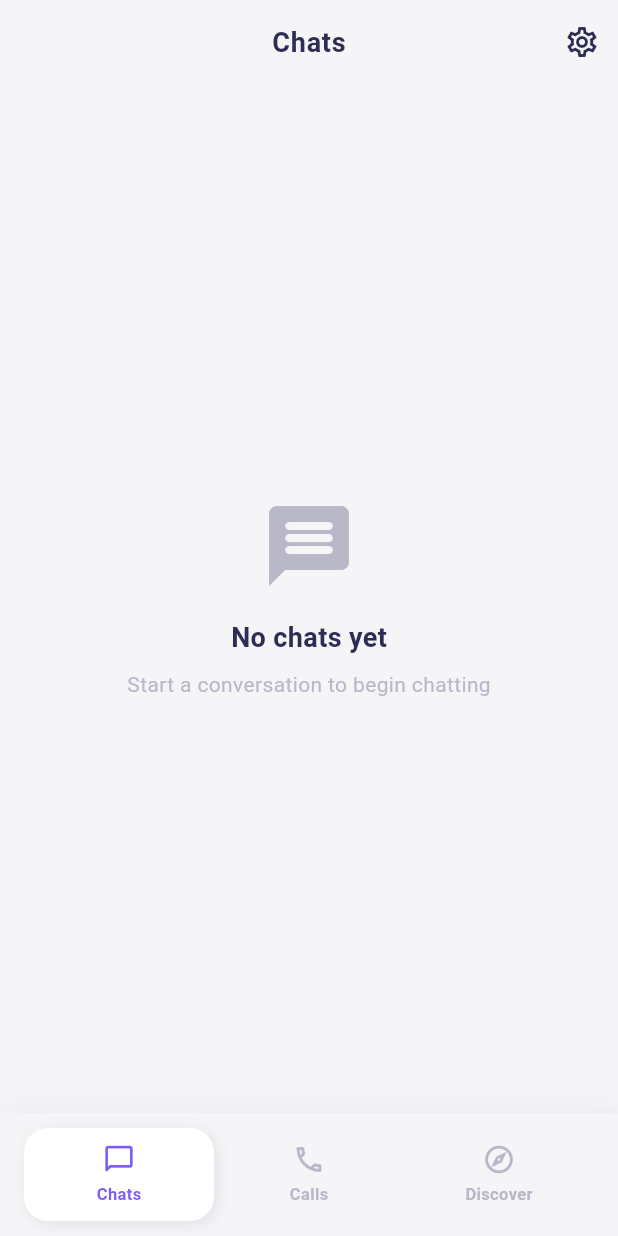
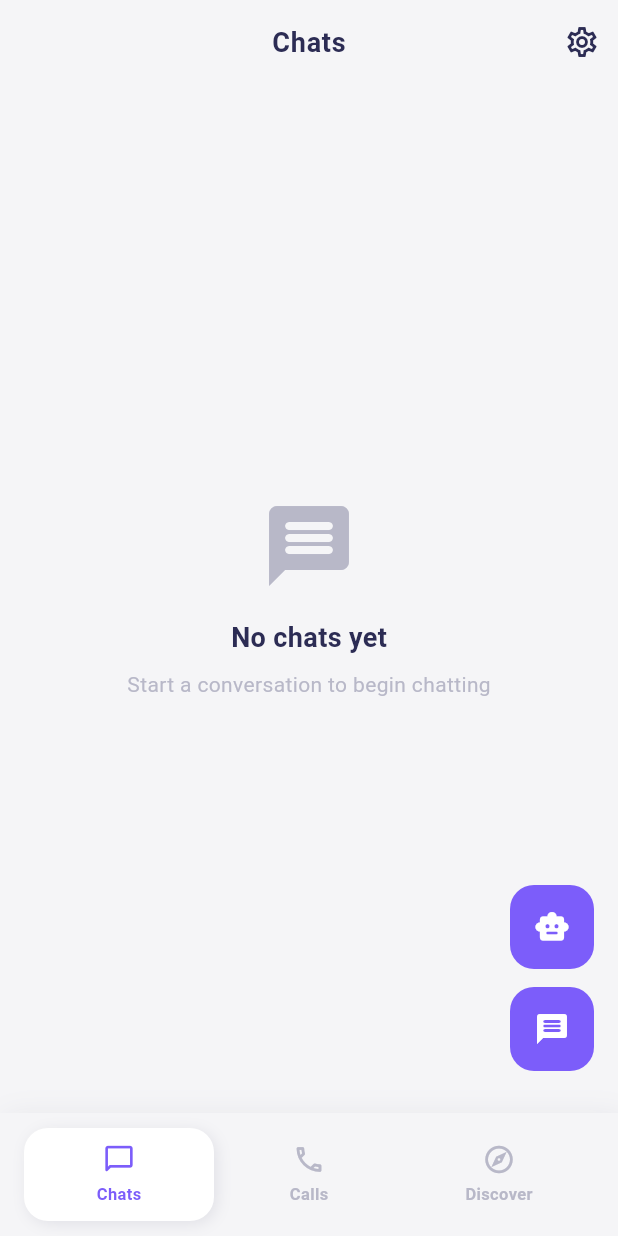
Before and after one commit to syedhasnatali785/Bemi_Chat, a Flutter app: the HomeShell screen opened by its route, item 2 of the bottom bar chosen, after a tap on "Chats", on a phone screen of 412 x 824 dp. Run offline on Flutter 3.47's test engine with Material 3 defaults, Android fonts, the light colour scheme and no system bars; our stand-ins replace cloud_firestore, firebase_auth, firebase_core, firebase_messaging, flutter_local_notifications, flutter_riverpod and 2 more; missing offline and left inert: flutter_callkit_incoming, flutter_webrtc; accounts and stored records are empty.

Commit message:
app complete

```diff
--- a/lib/screens/home/home_shell.dart
+++ b/lib/screens/home/home_shell.dart
@@ -18,11 +18,19 @@ class HomeShell extends StatefulWidget {
 
 class _HomeShellState extends State<HomeShell> {
   late int _currentIndex;
+  late final PageController _pageController;
 
   @override
   void initState() {
     super.initState();
     _currentIndex = widget.initialIndex;
+    _pageController = PageController(initialPage: widget.initialIndex);
+  }
+
+  @override
+  void dispose() {
+    _pageController.dispose();
+    super.dispose();
   }
 
   Future<void> _logout() async {
@@ -149,6 +157,16 @@ class _HomeShellState extends State<HomeShell> {
     );
   }
 
+  void _changePage(int index) {
+    if (index == _currentIndex) return;
+    setState(() => _currentIndex = index);
+    _pageController.animateToPage(
+      index,
+      duration: const Duration(milliseconds: 260),
+      curve: Curves.easeOutCubic,
+    );
+  }
+
   @override
   Widget build(BuildContext context) {
     final screens = [
@@ -182,7 +200,36 @@ class _HomeShellState extends State<HomeShell> {
           ),
         ],
       ),
-      body: IndexedStack(index: _currentIndex, children: screens),
+      floatingActionButton: _currentIndex == 0
+          ? Padding(
+              padding: const EdgeInsets.only(bottom: 12),
+              child: Column(
+                mainAxisSize: MainAxisSize.min,
+                children: [
+                  FloatingActionButton(
+                    heroTag: 'home_ai_fab',
+                    onPressed: () => context.push('/ai-chat'),
+                    tooltip: 'AI Chat',
+                    elevation: 0,
+                    child: const Icon(Icons.smart_toy_rounded),
+                  ),
+                  const SizedBox(height: 12),
+                  FloatingActionButton(
+                    heroTag: 'home_new_chat_fab',
+                    onPressed: () => context.push('/search-users'),
+                    tooltip: 'New chat',
+                    elevation: 0,
+                    child: const Icon(Icons.message_rounded),
+                  ),
+                ],
+              ),
+            )
+          : null,
+      body: PageView(
+        controller: _pageController,
+        onPageChanged: (index) => setState(() => _currentIndex = index),
+        children: screens,
+      ),
       bottomNavigationBar: Container(
         decoration: BoxDecoration(
           color: NeomorphismTheme.backgroundGrey,
@@ -198,7 +245,7 @@ class _HomeShellState extends State<HomeShell> {
                     icon: Icons.chat_bubble_outline_rounded,
                     label: 'Chats',
                     selected: _currentIndex == 0,
-                    onTap: () => setState(() => _currentIndex = 0),
+                    onTap: () => _changePage(0),
                   ),
                 ),
                 Expanded(
@@ -206,7 +253,7 @@ class _HomeShellState extends State<HomeShell> {
                     icon: Icons.call_outlined,
                     label: 'Calls',
                     selected: _currentIndex == 1,
-                    onTap: () => setState(() => _currentIndex = 1),
+                    onTap: () => _changePage(1),
                   ),
                 ),
                 Expanded(
@@ -214,7 +261,7 @@ class _HomeShellState extends State<HomeShell> {
                     icon: Icons.explore_outlined,
                     label: 'Discover',
                     selected: _currentIndex == 2,
-                    onTap: () => setState(() => _currentIndex = 2),
+                    onTap: () => _changePage(2),
                   ),
                 ),
               ],
```
Also changed, not shown: lib/services/call_services/call_service.dart (+68 -1 lines), lib/services/notification_service.dart (+60 -1 lines), firebase.json, flutter_01.png (added), 6 other files.
